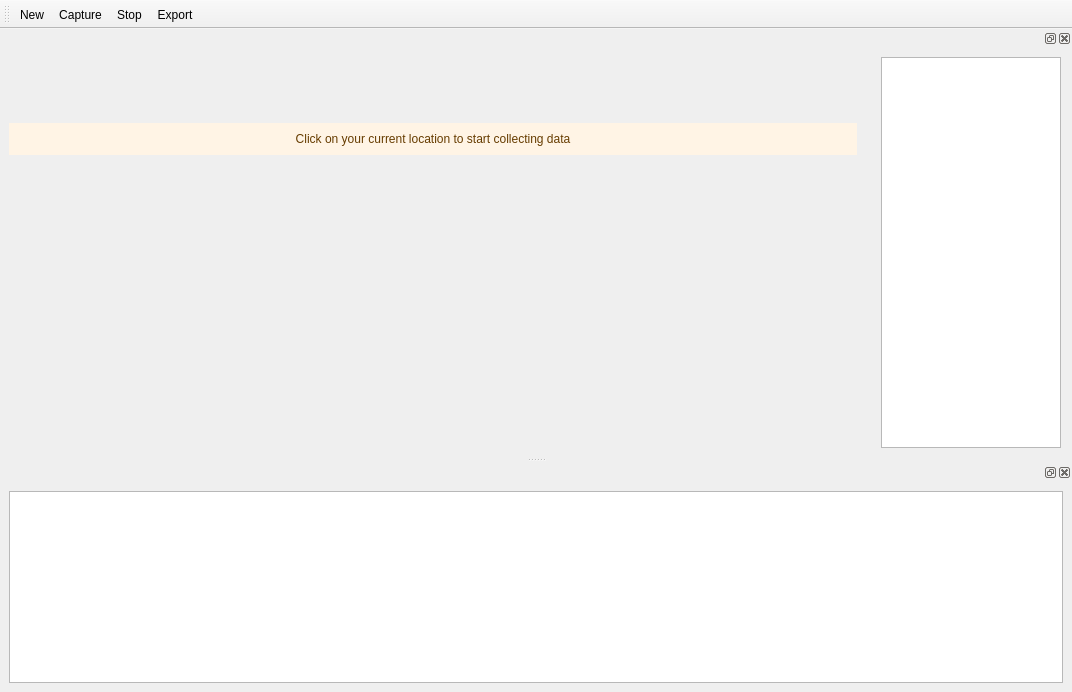
This is wifi_UI.ui in CarmelPrn/WiFi_Heatmap_Tool as Qt 5 draws it before an edit. The edited form follows.
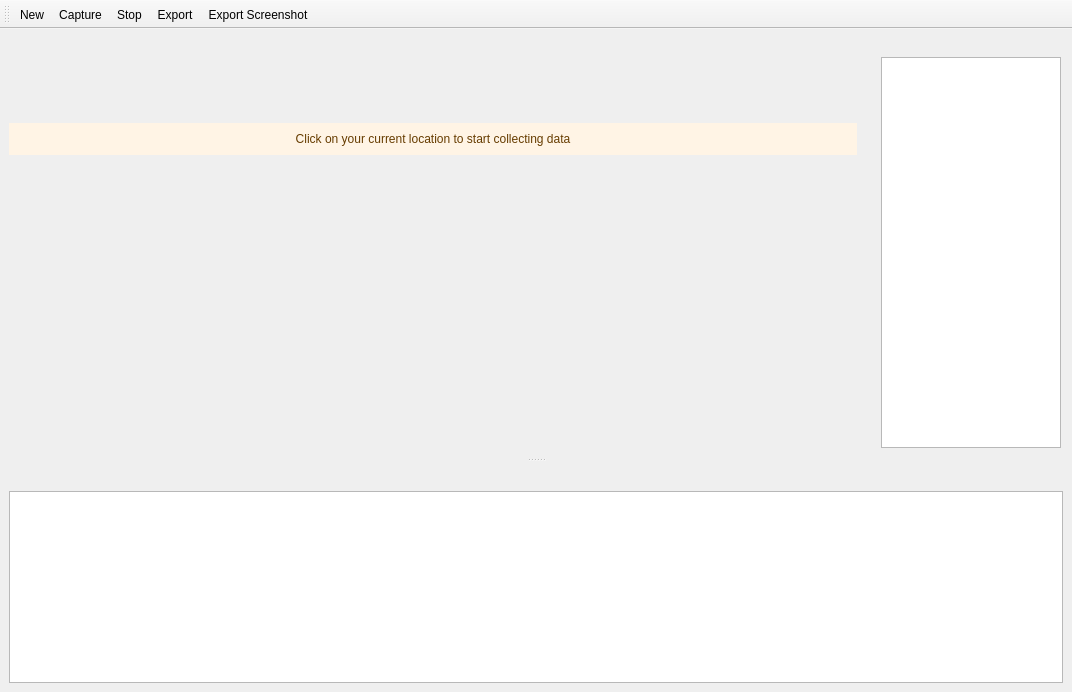
This is the edited form. Icons and pictures are not drawn. Custom widgets are drawn as their Qt base class.

```diff
--- a/wifi_UI.ui
+++ b/wifi_UI.ui
@@ -70,6 +70,7 @@
    <addaction name="actionCapture"/>
    <addaction name="actionStop"/>
    <addaction name="actionExport"/>
+   <addaction name="actionExportScreenshot"/>
   </widget>
   <widget class="QDockWidget" name="dockWidgetSSID">
    <property name="minimumSize">
@@ -87,6 +88,9 @@
    <property name="layoutDirection">
     <enum>Qt::LeftToRight</enum>
    </property>
+   <property name="features">
+    <set>QDockWidget::NoDockWidgetFeatures</set>
+   </property>
    <attribute name="dockWidgetArea">
     <number>2</number>
    </attribute>
@@ -127,6 +131,9 @@
    </widget>
   </widget>
   <widget class="QDockWidget" name="dockWidgetInfo">
+   <property name="features">
+    <set>QDockWidget::NoDockWidgetFeatures</set>
+   </property>
    <attribute name="dockWidgetArea">
     <number>8</number>
    </attribute>
@@ -198,6 +205,21 @@
     <string>Ctrl+E</string>
    </property>
   </action>
+  <action name="actionExportScreenshot">
+   <property name="icon">
+    <iconset resource="resources.qrc">
+     <normaloff>:/icons/icons/export_screenshot.svg</normaloff>:/icons/icons/export_screenshot.svg</iconset>
+   </property>
+   <property name="text">
+    <string>Export Screenshot</string>
+   </property>
+   <property name="toolTip">
+    <string>Save screenshot with heatmap and network info</string>
+   </property>
+   <property name="shortcut">
+    <string>Ctrl+Shift+S</string>
+   </property>
+  </action>
  </widget>
  <customwidgets>
   <customwidget>
```
Left out of the diff: 12 changed lines with no effect on the pictures.
